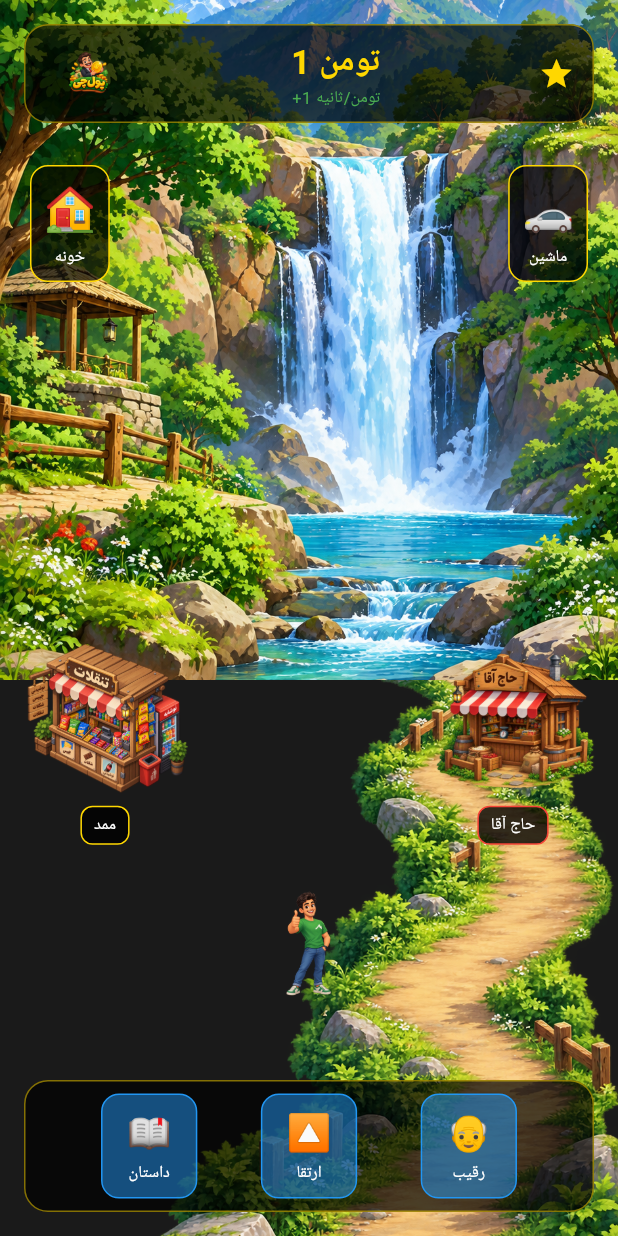
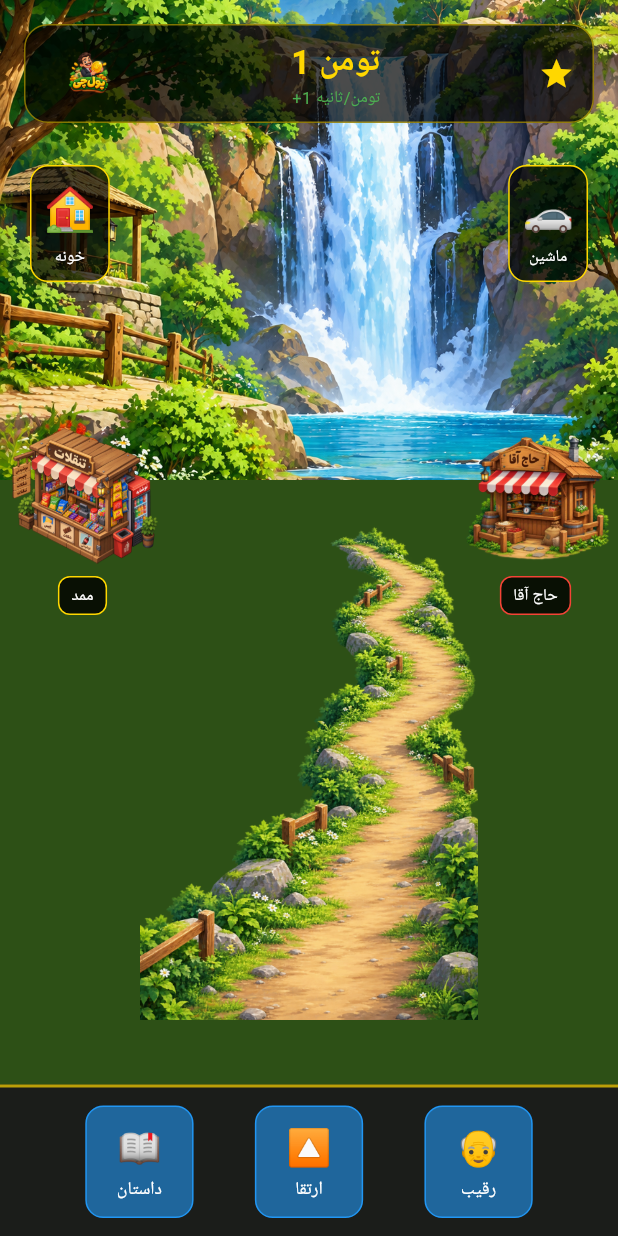
Before and after one commit to mhmdhsnjlyly140-eng/image_marker, a Flutter app: the HomePage screen opened by its route, on a phone screen of 412 x 824 dp. Run offline on Flutter 3.47's test engine with Material 3 defaults, Android fonts, the phone set to English and light mode, and no system bars; our stand-ins replace get.

Commit message:
Update main.dart

```diff
--- a/lib/main.dart
+++ b/lib/main.dart
@@ -22,6 +22,7 @@ class AppTheme {
   static const brown = Color(0xFF8B4513);
   static const dark = Color(0xFF1A1A1A);
   static const darkCard = Color(0xFF2A2A2A);
+  static const grass = Color(0xFF2D5016);
 }
 
 // ============================================================
@@ -245,50 +246,51 @@ class _HomePageState extends State<HomePage> {
   @override
   Widget build(BuildContext context) {
     return Scaffold(
-      backgroundColor: AppTheme.dark,
+      backgroundColor: AppTheme.grass,
       body: SafeArea(
-        child: LayoutBuilder(
-          builder: (context, constraints) {
-            final screenHeight = constraints.maxHeight;
-            final waterfallHeight = screenHeight * 0.55;
-            final roadHeight = screenHeight * 0.45;
+        child: Stack(
+          children: [
+            // ===== ۱. پس‌زمینه سبز (کل صفحه) =====
+            Positioned.fill(
+              child: Container(
+                color: AppTheme.grass,
+              ),
+            ),
 
-            return Stack(
-              children: [
-                // ===== ۱. پس‌زمینه آبشار =====
+            // ===== ۲. آبشار (بالا) =====
             Positioned(
               top: 0,
               left: 0,
               right: 0,
-                  height: waterfallHeight,
+              height: 320,
               child: ImageHelper.load(
                 path: 'assets/images/waterfall.png',
                 fallbackEmoji: '🏞️',
                 width: double.infinity,
-                    height: waterfallHeight,
+                height: 320,
                 fit: BoxFit.cover,
               ),
             ),
 
-                // ===== ۲. جاده =====
+            // ===== ۳. جاده (وسط) =====
             Positioned(
-                  top: waterfallHeight,
-                  left: 0,
-                  right: 0,
-                  height: roadHeight,
+              top: 280,
+              left: 30,
+              right: 30,
+              height: 400,
               child: ImageHelper.load(
                 path: 'assets/images/jadeh.png',
                 fallbackEmoji: '🛤️',
                 width: double.infinity,
-                    height: roadHeight,
-                    fit: BoxFit.cover,
+                height: 400,
+                fit: BoxFit.contain,
               ),
             ),
 
-                // ===== ۳. دکان ممد (چپ) =====
+            // ===== ۴. دکان ممد (چپ) =====
             Positioned(
-                  top: waterfallHeight - 30,
-                  left: 15,
+              top: 280,
+              left: 5,
               child: GestureDetector(
                 onTap: () => setState(() => money += 10),
                 child: Column(
@@ -296,8 +298,8 @@ class _HomePageState extends State<HomePage> {
                     ImageHelper.load(
                       path: 'assets/images/boofe.png',
                       fallbackEmoji: '🏪',
-                          width: 110,
-                          height: 110,
+                      width: 100,
+                      height: 100,
                     ),
                     const SizedBox(height: 4),
                     Container(
@@ -312,10 +314,7 @@ class _HomePageState extends State<HomePage> {
                       ),
                       child: const Text(
                         'ممد',
-                            style: TextStyle(
-                              color: Colors.white,
-                              fontSize: 11,
-                            ),
+                        style: TextStyle(color: Colors.white, fontSize: 11),
                       ),
                     ),
                   ],
@@ -323,10 +322,10 @@ class _HomePageState extends State<HomePage> {
               ),
             ),
 
-                // ===== ۴. دکان حاج آقا (راست) =====
+            // ===== ۵. دکان حاج آقا (راست) =====
             Positioned(
-                  top: waterfallHeight - 30,
-                  right: 15,
+              top: 280,
+              right: 5,
               child: GestureDetector(
                 onTap: () {
                   Get.snackbar(
@@ -341,8 +340,8 @@ class _HomePageState extends State<HomePage> {
                     ImageHelper.load(
                       path: 'assets/images/haj_agha_shop.png',
                       fallbackEmoji: '🏚️',
-                          width: 110,
-                          height: 110,
+                      width: 100,
+                      height: 100,
                     ),
                     const SizedBox(height: 4),
                     Container(
@@ -357,28 +356,10 @@ class _HomePageState extends State<HomePage> {
                       ),
                       child: const Text(
                         'حاج آقا',
-                            style: TextStyle(
-                              color: Colors.white,
-                              fontSize: 11,
-                            ),
+                        style: TextStyle(color: Colors.white, fontSize: 11),
                       ),
                     ),
                   ],
-                    ),
-                  ),
-                ),
-
-                // ===== ۵. شخصیت ممد (وسط) =====
-                Positioned(
-                  bottom: 160,
-                  left: 0,
-                  right: 0,
-                  child: Center(
-                    child: ImageHelper.load(
-                      path: 'assets/images/characters/mamad.png',
-                      fallbackEmoji: '👨',
-                      width: 70,
-                      height: 70,
                 ),
               ),
             ),
@@ -419,16 +400,14 @@ class _HomePageState extends State<HomePage> {
               }),
             ),
 
-                // ===== ۹. دکمه‌های پایین =====
+            // ===== ۹. نوار پایین (دکمه‌ها) =====
             Positioned(
-                  bottom: 16,
-                  left: 16,
-                  right: 16,
-                  child: _buildButtons(),
+              bottom: 0,
+              left: 0,
+              right: 0,
+              child: _buildBottomBar(),
             ),
           ],
-            );
-          },
         ),
       ),
     );
@@ -502,14 +481,18 @@ class _HomePageState extends State<HomePage> {
     );
   }
 
-  // ===== دکمه‌های پایین =====
-  Widget _buildButtons() {
+  // ===== نوار پایین =====
+  Widget _buildBottomBar() {
     return Container(
-      padding: const EdgeInsets.all(8),
+      padding: const EdgeInsets.symmetric(vertical: 12, horizontal: 16),
       decoration: BoxDecoration(
-        color: Colors.black.withOpacity(0.7),
-        borderRadius: BorderRadius.circular(16),
-        border: Border.all(color: AppTheme.gold.withOpacity(0.5)),
+        color: AppTheme.dark.withOpacity(0.95),
+        border: Border(
+          top: BorderSide(
+            color: AppTheme.gold.withOpacity(0.7),
+            width: 2,
+          ),
+        ),
       ),
       child: Row(
         mainAxisAlignment: MainAxisAlignment.spaceEvenly,
@@ -529,23 +512,25 @@ class _HomePageState extends State<HomePage> {
     );
   }
 
+  // ===== دکمه نوار پایین =====
   Widget _menuButton(String label, String emoji, VoidCallback onTap) {
     return GestureDetector(
       onTap: onTap,
       child: Container(
-        padding: const EdgeInsets.symmetric(horizontal: 16, vertical: 8),
+        padding: const EdgeInsets.symmetric(horizontal: 20, vertical: 10),
         decoration: BoxDecoration(
-          color: AppTheme.blue.withOpacity(0.5),
+          color: AppTheme.blue.withOpacity(0.6),
           borderRadius: BorderRadius.circular(12),
           border: Border.all(color: AppTheme.blue),
         ),
         child: Column(
+          mainAxisSize: MainAxisSize.min,
           children: [
             Text(emoji, style: const TextStyle(fontSize: 24)),
             const SizedBox(height: 2),
             Text(
               label,
-              style: const TextStyle(color: Colors.white, fontSize: 11),
+              style: const TextStyle(color: Colors.white, fontSize: 12),
             ),
           ],
         ),
```
Lines whose indentation alone changed are shown as unchanged.
